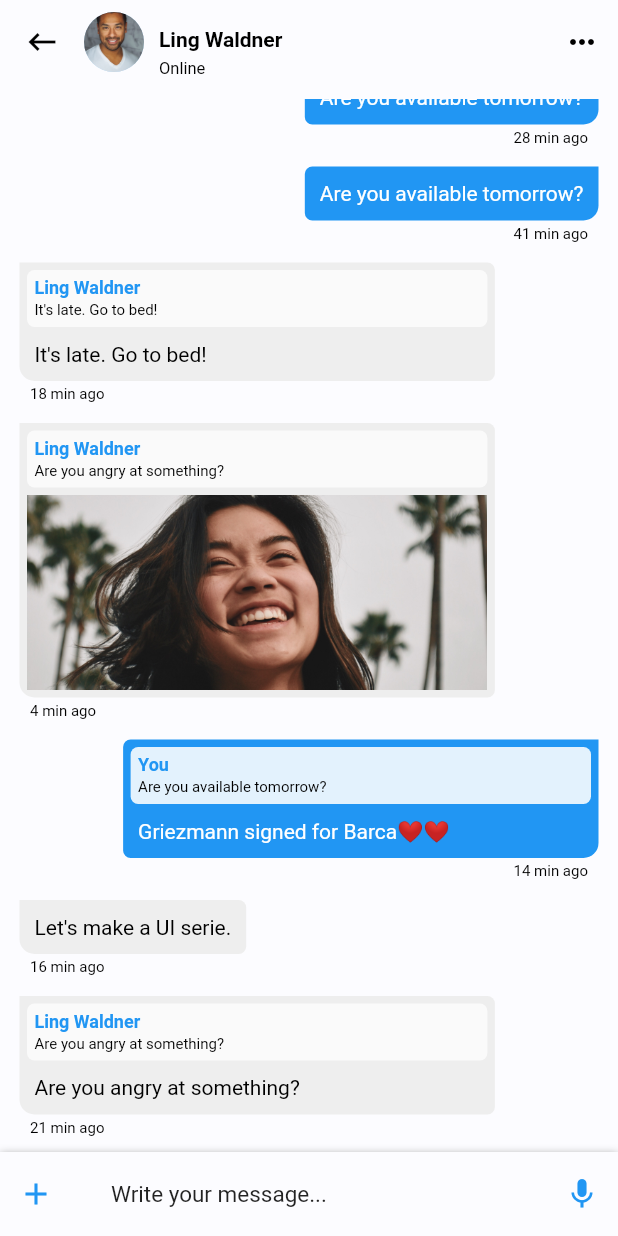
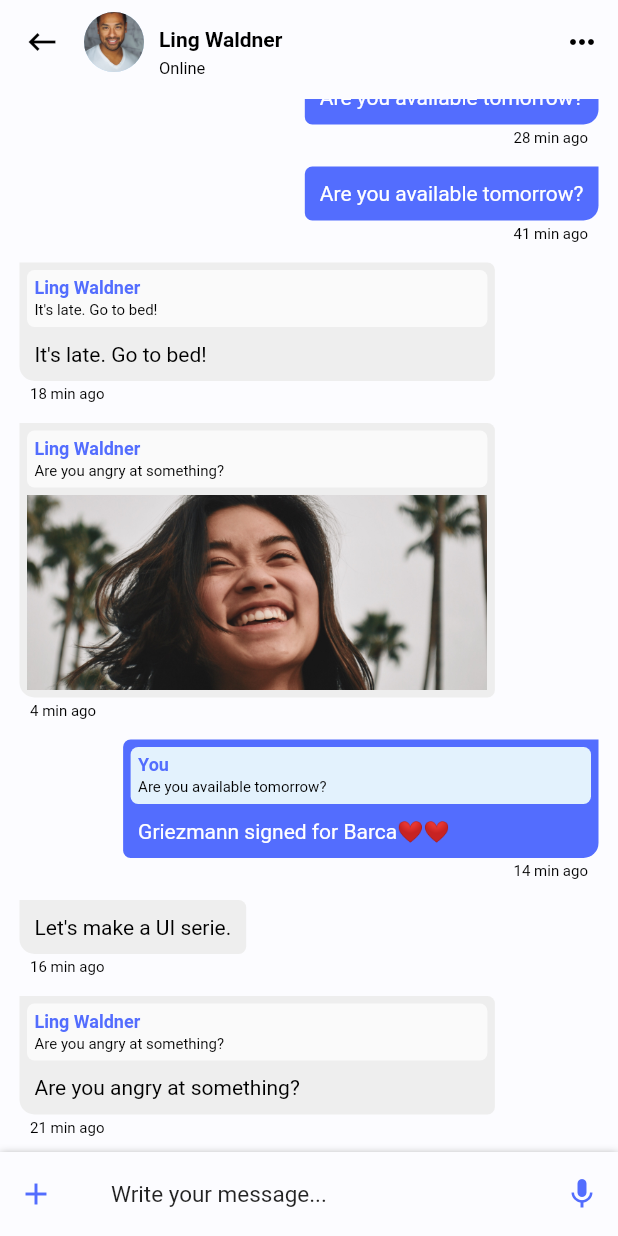
Before and after one commit to vcjpierre/socialer, a Flutter app: the Conversation screen opened directly, on a phone screen of 412 x 824 dp. Run offline on Flutter 3.47's test engine with Material 2 defaults, Android fonts, the phone set to English and light mode, and no system bars.

Commit message:
update colors

```diff
--- a/lib/util/const.dart
+++ b/lib/util/const.dart
@@ -1,12 +1,12 @@
 import 'package:flutter/material.dart';
 
 class Constants{
-  static String appName = "Social app";
+  static String appName = "Social App";
 
   // Colors Theme
   static Color lightPrimary = Color(0xfffcfcff);
   static Color darkPrimary = Colors.black;
-  static Color lightAccent = Colors.blue;
+  static Color lightAccent = Colors.indigoAccent[200];
   static Color darkAccent = Colors.blueAccent;
   static Color lightBG = Color(0xfffcfcff);
   static Color darkBG = Colors.black;
```
